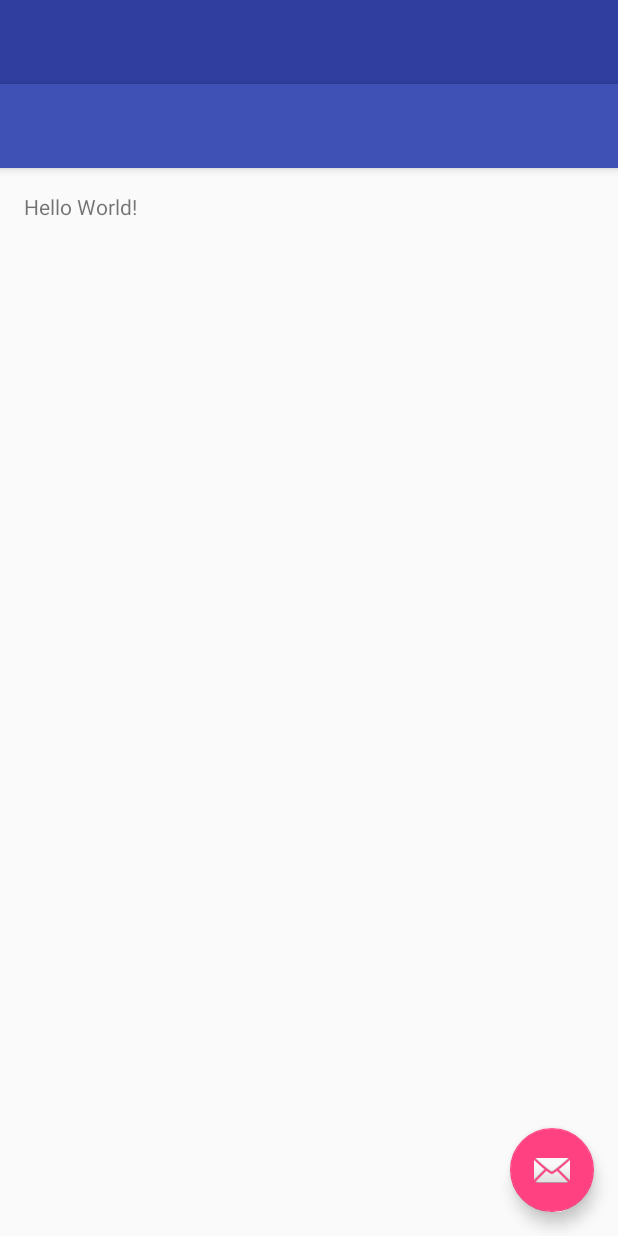
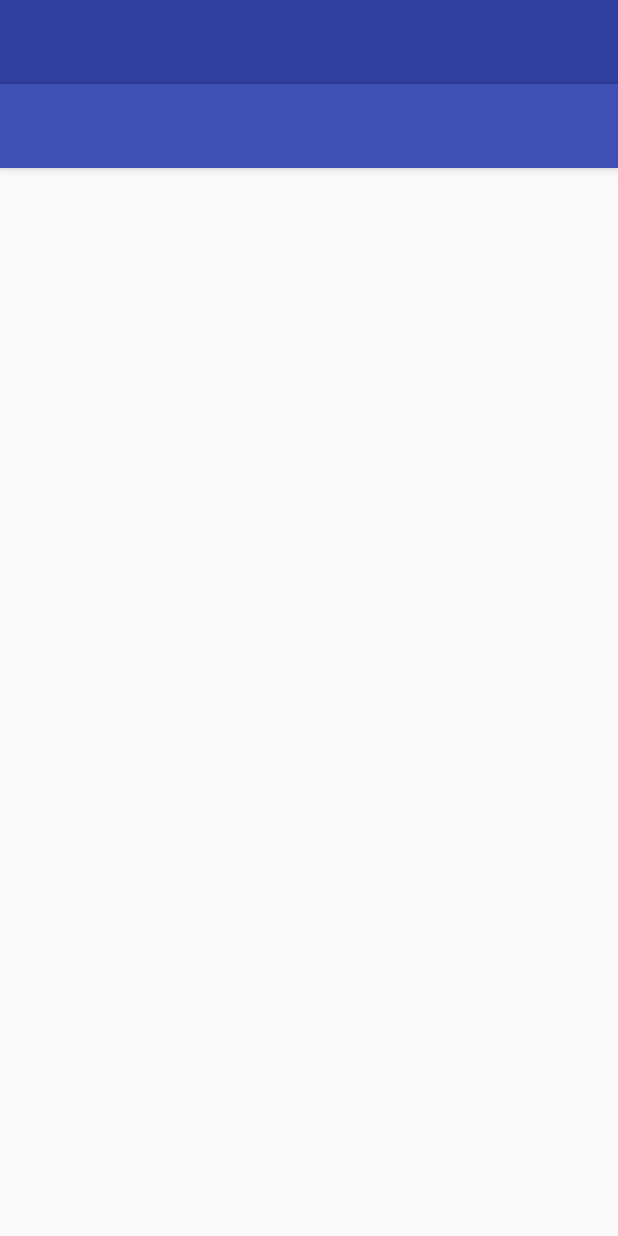
Before and after one commit to xdeng9/HomeCookinRecipes, an Android app: the layout activity_main.xml on its own in the app's theme, with its tools: preview values and no code run, on a phone screen of 412 x 824 dp. Run offline under Robolectric (Android 15) with nearby library versions, the phone set to English and light mode, and no system bars.

Commit message:
Initial code refactor

```diff
--- a/app/src/main/java/com/example/android/homecookinrecipes/MainActivity.java
+++ b/app/src/main/java/com/example/android/homecookinrecipes/MainActivity.java
@@ -23,15 +23,6 @@ public class MainActivity extends AppCompatActivity
         Toolbar toolbar = (Toolbar) findViewById(R.id.toolbar);
         setSupportActionBar(toolbar);
 
-        FloatingActionButton fab = (FloatingActionButton) findViewById(R.id.fab);
-        fab.setOnClickListener(new View.OnClickListener() {
-            @Override
-            public void onClick(View view) {
-                Snackbar.make(view, "Replace with your own action", Snackbar.LENGTH_LONG)
-                        .setAction("Action", null).show();
-            }
-        });
-
         DrawerLayout drawer = (DrawerLayout) findViewById(R.id.drawer_layout);
         ActionBarDrawerToggle toggle = new ActionBarDrawerToggle(
                 this, drawer, toolbar, R.string.navigation_drawer_open, R.string.navigation_drawer_close);
@@ -52,27 +43,27 @@ public class MainActivity extends AppCompatActivity
         }
     }
 
-    @Override
-    public boolean onCreateOptionsMenu(Menu menu) {
-        // Inflate the menu; this adds items to the action bar if it is present.
-        getMenuInflater().inflate(R.menu.main, menu);
-        return true;
-    }
-
-    @Override
-    public boolean onOptionsItemSelected(MenuItem item) {
-        // Handle action bar item clicks here. The action bar will
-        // automatically handle clicks on the Home/Up button, so long
-        // as you specify a parent activity in AndroidManifest.xml.
-        int id = item.getItemId();
-
-        //noinspection SimplifiableIfStatement
-        if (id == R.id.action_settings) {
-            return true;
-        }
-
-        return super.onOptionsItemSelected(item);
-    }
+//    @Override
+//    public boolean onCreateOptionsMenu(Menu menu) {
+//        // Inflate the menu; this adds items to the action bar if it is present.
+//        // getMenuInflater().inflate(R.menu.main, menu);
+//        return true;
+//    }
+//
+//    @Override
+//    public boolean onOptionsItemSelected(MenuItem item) {
+//        // Handle action bar item clicks here. The action bar will
+//        // automatically handle clicks on the Home/Up button, so long
+//        // as you specify a parent activity in AndroidManifest.xml.
+//        int id = item.getItemId();
+//
+//        //noinspection SimplifiableIfStatement
+//        if (id == R.id.action_settings) {
+//            return true;
+//        }
+//
+//        return super.onOptionsItemSelected(item);
+//    }
 
     @SuppressWarnings("StatementWithEmptyBody")
     @Override
@@ -88,10 +79,6 @@ public class MainActivity extends AppCompatActivity
 
         } else if (id == R.id.nav_manage) {
 
-        } else if (id == R.id.nav_share) {
-
-        } else if (id == R.id.nav_send) {
-
         }
 
         DrawerLayout drawer = (DrawerLayout) findViewById(R.id.drawer_layout);
--- a/app/src/main/res/layout/app_bar_main.xml
+++ b/app/src/main/res/layout/app_bar_main.xml
@@ -21,14 +21,4 @@
 
     </android.support.design.widget.AppBarLayout>
 
-    <include layout="@layout/content_main" />
-
-    <android.support.design.widget.FloatingActionButton
-        android:id="@+id/fab"
-        android:layout_width="wrap_content"
-        android:layout_height="wrap_content"
-        android:layout_gravity="bottom|end"
-        android:layout_margin="@dimen/fab_margin"
-        app:srcCompat="@android:drawable/ic_dialog_email" />
-
 </android.support.design.widget.CoordinatorLayout>
--- a/app/src/main/res/layout/content_main.xml
+++ /dev/null
@@ -1,20 +0,0 @@
-<?xml version="1.0" encoding="utf-8"?>
-<RelativeLayout xmlns:android="http://schemas.android.com/apk/res/android"
-    xmlns:app="http://schemas.android.com/apk/res-auto"
-    xmlns:tools="http://schemas.android.com/tools"
-    android:id="@+id/content_main"
-    android:layout_width="match_parent"
-    android:layout_height="match_parent"
-    android:paddingBottom="@dimen/activity_vertical_margin"
-    android:paddingLeft="@dimen/activity_horizontal_margin"
-    android:paddingRight="@dimen/activity_horizontal_margin"
-    android:paddingTop="@dimen/activity_vertical_margin"
-    app:layout_behavior="@string/appbar_scrolling_view_behavior"
-    tools:context="com.example.android.homecookinrecipes.MainActivity"
-    tools:showIn="@layout/app_bar_main">
-
-    <TextView
-        android:layout_width="wrap_content"
-        android:layout_height="wrap_content"
-        android:text="Hello World!" />
-</RelativeLayout>
--- a/app/src/main/res/menu/activity_main_drawer.xml
+++ b/app/src/main/res/menu/activity_main_drawer.xml
@@ -5,32 +5,19 @@
         <item
             android:id="@+id/nav_camera"
             android:icon="@drawable/ic_menu_camera"
-            android:title="Import" />
+            android:title="Home" />
         <item
             android:id="@+id/nav_gallery"
             android:icon="@drawable/ic_menu_gallery"
-            android:title="Gallery" />
+            android:title="Trending" />
         <item
             android:id="@+id/nav_slideshow"
             android:icon="@drawable/ic_menu_slideshow"
-            android:title="Slideshow" />
+            android:title="Top Rated" />
         <item
             android:id="@+id/nav_manage"
             android:icon="@drawable/ic_menu_manage"
-            android:title="Tools" />
+            android:title="Favorites" />
     </group>
 
-    <item android:title="Communicate">
-        <menu>
-            <item
-                android:id="@+id/nav_share"
-                android:icon="@drawable/ic_menu_share"
-                android:title="Share" />
-            <item
-                android:id="@+id/nav_send"
-                android:icon="@drawable/ic_menu_send"
-                android:title="Send" />
-        </menu>
-    </item>
-
 </menu>
```
